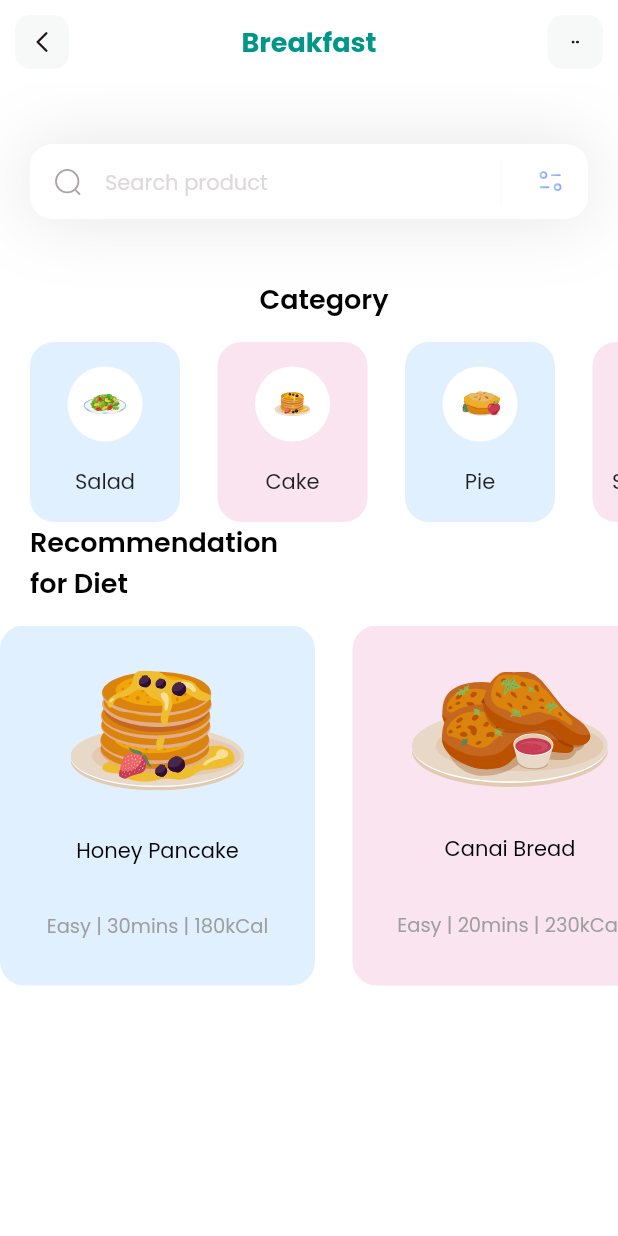
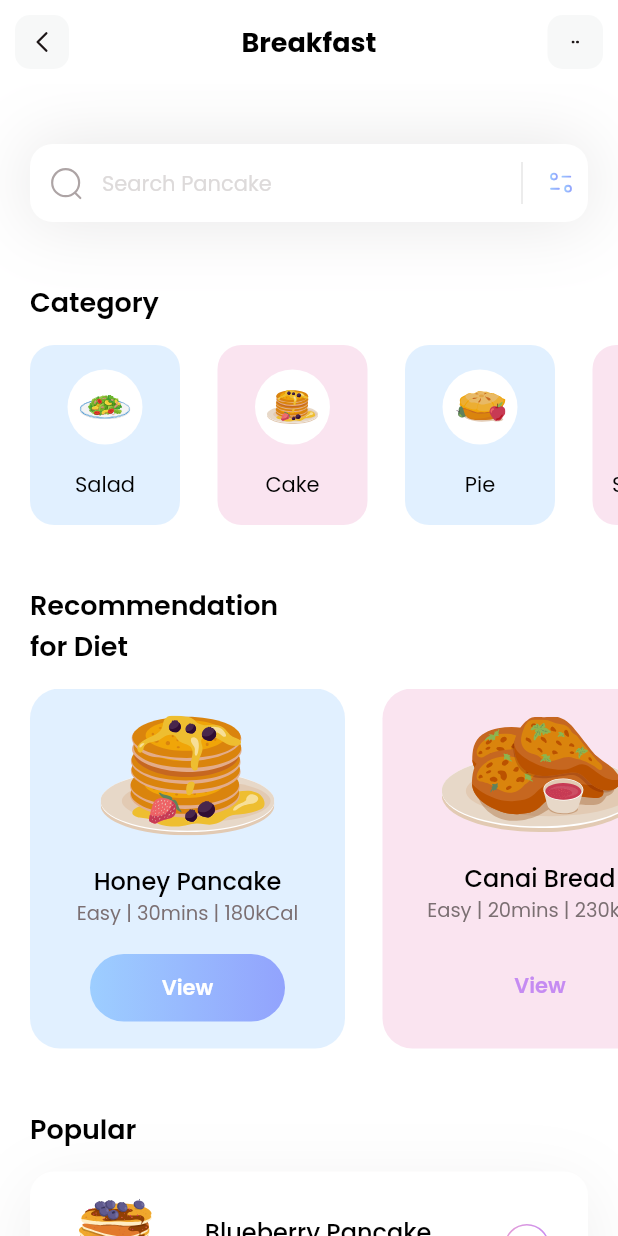
Before and after one commit to dianaZhusubalieva/fitness-app, a Flutter app: the screen it shows after launch, on a phone screen of 412 x 824 dp. Run offline on Flutter 3.47's test engine with Material 2 defaults, Android fonts, the phone set to English and light mode, and no system bars; our stand-ins replace flutter_svg.

Commit message:
fitness layout

```diff
--- a/lib/models/diet_model.dart
+++ b/lib/models/diet_model.dart
@@ -9,43 +9,44 @@ class DietModel {
   Color boxColor;
   bool viewIsSelected;
 
-  DietModel({
-    required this.name,
+  DietModel(
+      {required this.name,
       required this.iconPath,
       required this.level,
       required this.duration,
       required this.calorie,
       required this.boxColor,
-    required this.viewIsSelected
-  });
+      required this.viewIsSelected});
 
-  static List < DietModel > getDiets() {
-    List < DietModel > diets = [];
+  static List<DietModel> getDiets() {
+    List<DietModel> diets = [];
 
-    diets.add(
-      DietModel(
+    diets.add(DietModel(
         name: 'Honey Pancake',
         iconPath: 'assets/icons/honey-pancakes.svg',
         level: 'Easy',
         duration: '30mins',
         calorie: '180kCal',
         viewIsSelected: true,
-       boxColor: Color(0xff9DCEFF)
-      )
-    );
+        boxColor: Color(0xff9DCEFF)));
 
-    diets.add(
-      DietModel(
+    diets.add(DietModel(
         name: 'Canai Bread',
         iconPath: 'assets/icons/canai-bread.svg',
         level: 'Easy',
         duration: '20mins',
         calorie: '230kCal',
         viewIsSelected: false,
-       boxColor: Color(0xffEEA4CE)
-      )
-    );
+        boxColor: Color(0xffEEA4CE)));
 
+    diets.add(DietModel(
+        name: 'Cupcake',
+        iconPath: 'assets/icons/honey-pancakes.svg',
+        level: 'Easy',
+        duration: '30mins',
+        calorie: '430kCal',
+        viewIsSelected: true,
+        boxColor: Color(0xff9DCEFF)));
     return diets;
   }
 }
--- /dev/null
+++ b/lib/models/popular_model.dart
@@ -0,0 +1,40 @@
+class PopularDietsModel {
+  String name;
+  String iconPath;
+  String level;
+  String duration;
+  String calorie;
+  bool boxIsSelected;
+
+  PopularDietsModel(
+      {required this.name,
+      required this.iconPath,
+      required this.level,
+      required this.duration,
+      required this.calorie,
+      required this.boxIsSelected});
+
+  static List<PopularDietsModel> getPopularDiets() {
+    List<PopularDietsModel> popularDiets = [];
+
+    popularDiets.add(PopularDietsModel(
+      name: 'Blueberry Pancake',
+      iconPath: 'assets/icons/blueberry-pancake.svg',
+      level: 'Medium',
+      duration: '30mins',
+      calorie: '230kCal',
+      boxIsSelected: true,
+    ));
+
+    popularDiets.add(PopularDietsModel(
+      name: 'Salmon Nigiri',
+      iconPath: 'assets/icons/salmon-nigiri.svg',
+      level: 'Easy',
+      duration: '20mins',
+      calorie: '120kCal',
+      boxIsSelected: false,
+    ));
+
+    return popularDiets;
+  }
+}
--- a/lib/pages/home.dart
+++ b/lib/pages/home.dart
@@ -1,5 +1,6 @@
 import 'package:fitness/models/category_model.dart';
-import "package:fitness/models/diet_model.dart";
+import 'package:fitness/models/diet_model.dart';
+import 'package:fitness/models/popular_model.dart';
 import 'package:flutter/material.dart';
 import 'package:flutter_svg/flutter_svg.dart';
 
@@ -8,84 +9,207 @@ class HomePage extends StatelessWidget {
 
   List<CategoryModel> categories = [];
   List<DietModel> diets = [];
+  List<PopularDietsModel> popularDiets = [];
 
   void _getInitialInfo() {
     categories = CategoryModel.getCategories();
     diets = DietModel.getDiets();
+    popularDiets = PopularDietsModel.getPopularDiets();
   }
 
   @override
   Widget build(BuildContext context) {
     _getInitialInfo();
     return Scaffold(
+      appBar: appBar(),
       backgroundColor: Colors.white,
-      appBar: appBar(),
-      body: Column(
-        crossAxisAlignment: CrossAxisAlignment.start,
+      body: ListView(
         children: [
           _searchField(),
-          SizedBox(height: 40),
+          const SizedBox(height: 40,),
           _categoriesSection(),
-          _dietsSection()
+          const SizedBox(height: 40,),
+          _dietSection(),
+          const SizedBox(height: 40,),
+          _popularSection(),
+          const SizedBox(height: 40,),
         ],
       ),
     );
   }
 
-  Column _dietsSection() {
+  Column _popularSection() {
     return Column(
       crossAxisAlignment: CrossAxisAlignment.start,
       children: [
         const Padding(
           padding: EdgeInsets.only(left: 20),
           child: Text(
-            "Recommendation\nfor Diet",
+            'Popular',
             style: TextStyle(
-                color: Colors.black, fontWeight: FontWeight.w600, fontSize: 18),
+                color: Colors.black,
+                fontSize: 18,
+                fontWeight: FontWeight.w600
             ),
           ),
-        SizedBox(
-          height: 15,
         ),
+        const SizedBox(height: 15,),
+        ListView.separated(
+          itemCount: popularDiets.length,
+          shrinkWrap: true,
+          separatorBuilder: (context, index) => const SizedBox(height: 25,),
+          padding: const EdgeInsets.only(
+              left: 20,
+              right: 20
+          ),
+          itemBuilder: (context, index) {
+            return Container(
+              height: 100,
+              child: Row(
+                mainAxisAlignment: MainAxisAlignment.spaceEvenly,
+                children: [
+                  SvgPicture.asset(
+                    popularDiets[index].iconPath,
+                    width: 65,
+                    height: 65,
+                  ),
+                  Column(
+                    mainAxisAlignment: MainAxisAlignment.center,
+                    crossAxisAlignment: CrossAxisAlignment.start,
+                    children: [
+                      Text(
+                        popularDiets[index].name,
+                        style: const TextStyle(
+                            fontWeight: FontWeight.w500,
+                            color: Colors.black,
+                            fontSize: 16
+                        ),
+                      ),
+                      Text(
+                        popularDiets[index].level + ' | ' + popularDiets[index].duration + ' | ' + popularDiets[index].calorie,
+                        style: const TextStyle(
+                            color: Color(0xff7B6F72),
+                            fontSize: 13,
+                            fontWeight: FontWeight.w400
+                        ),
+                      ),
+                    ],
+                  ),
+                  GestureDetector(
+                    onTap: (){},
+                    child: SvgPicture.asset(
+                      'assets/icons/button.svg',
+                      width: 30,
+                      height: 30,
+                    ),
+                  )
+                ],
+              ),
+              decoration: BoxDecoration(
+                  color: popularDiets[index].boxIsSelected ?
+                  Colors.white : Colors.transparent,
+                  borderRadius: BorderRadius.circular(16),
+                  boxShadow: popularDiets[index].boxIsSelected ? [
+                    BoxShadow(
+                        color: const Color(0xff1D1617).withOpacity(0.07),
+                        offset: const Offset(0, 10),
+                        blurRadius: 40,
+                        spreadRadius: 0
+                    )
+                  ] : []
+              ),
+            );
+          },
+        )
+      ],
+    );
+  }
+
+  Column _dietSection() {
+    return Column(
+      crossAxisAlignment: CrossAxisAlignment.start,
+      children: [
+        const Padding(
+          padding: EdgeInsets.only(left:20),
+          child: Text(
+            'Recommendation\nfor Diet',
+            style: TextStyle(
+                color: Colors.black,
+                fontSize: 18,
+                fontWeight: FontWeight.w600
+            ),
+          ),
+        ),
+        const SizedBox(height: 15,),
         Container(
           height: 240,
           child: ListView.separated(
-              scrollDirection: Axis.horizontal,
             itemBuilder: (context, index) {
               return Container(
                 width: 210,
                 decoration: BoxDecoration(
-                      borderRadius: BorderRadius.circular(16),
-                      color: categories[index].boxColor.withOpacity(0.3)),
+                    color: diets[index].boxColor.withOpacity(0.3),
+                    borderRadius: BorderRadius.circular(20)
+                ),
                 child: Column(
                   mainAxisAlignment: MainAxisAlignment.spaceEvenly,
                   children: [
-                      Container(
-                        alignment: Alignment.center,
-                        child: SvgPicture.asset(diets[index].iconPath),
+                    SvgPicture.asset(diets[index].iconPath),
+                    Column(
+                      children: [
+                        Text(
+                          diets[index].name,
+                          style: const TextStyle(
+                              fontWeight: FontWeight.w500,
+                              color: Colors.black,
+                              fontSize: 16
+                          ),
                         ),
                         Text(
-                        diets[index].name,
-                        style:
-                            const TextStyle(fontSize: 14, color: Colors.black),
-                      ),
-                      Text(diets[index].level +
-                          " | " +
-                          diets[index].duration +
-                          " | " +
-                          diets[index].calorie, style: TextStyle(
-                        color: Colors.grey,
+                          diets[index].level + ' | ' + diets[index].duration + ' | ' + diets[index].calorie,
+                          style: const TextStyle(
+                              color: Color(0xff7B6F72),
                               fontSize: 13,
                               fontWeight: FontWeight.w400
-                      ),)
+                          ),
+                        ),
+                      ],
+                    ),
+                    Container(
+                      height: 45,
+                      width: 130,
+                      child: Center(
+                        child: Text(
+                          'View',
+                          style: TextStyle(
+                              color: diets[index].viewIsSelected ? Colors.white : const Color(0xffC58BF2),
+                              fontWeight: FontWeight.w600,
+                              fontSize: 14
+                          ),
+                        ),
+                      ),
+                      decoration: BoxDecoration(
+                          gradient: LinearGradient(
+                              colors: [
+                                diets[index].viewIsSelected ? const Color(0xff9DCEFF) : Colors.transparent,
+                                diets[index].viewIsSelected ? const Color(0xff92A3FD) : Colors.transparent
+                              ]
+                          ),
+                          borderRadius: BorderRadius.circular(50)
+                      ),
+                    )
                   ],
                 ),
               );
             },
-              separatorBuilder: (context, index) => const SizedBox(
-                    width: 25,
+            separatorBuilder: (context, index) => const SizedBox(width: 25,),
+            itemCount: diets.length,
+            scrollDirection: Axis.horizontal,
+            padding: const EdgeInsets.only(
+                left: 20,
+                right: 20
             ),
-              itemCount: diets.length),
+          ),
         )
       ],
     );
@@ -93,49 +217,65 @@ class HomePage extends StatelessWidget {
 
   Column _categoriesSection() {
     return Column(
+      crossAxisAlignment: CrossAxisAlignment.start,
       children: [
         const Padding(
-          padding: EdgeInsets.only(left: 20),
+          padding: EdgeInsets.only(left:20),
           child: Text(
-            "Category",
+            'Category',
             style: TextStyle(
-                color: Colors.black, fontSize: 18, fontWeight: FontWeight.w600),
+                color: Colors.black,
+                fontSize: 18,
+                fontWeight: FontWeight.w600
             ),
           ),
-        SizedBox(height: 15),
+        ),
+        const SizedBox(height: 15,),
         Container(
           height: 120,
-          color: Colors.white,
           child: ListView.separated(
-              separatorBuilder: (context, index) => const SizedBox(
-                    width: 25,
+            itemCount: categories.length,
+            scrollDirection: Axis.horizontal,
+            padding: const EdgeInsets.only(
+                left: 20,
+                right: 20
             ),
-              padding: const EdgeInsets.only(left: 20, right: 20),
-              scrollDirection: Axis.horizontal,
-              itemCount: categories.length,
+            separatorBuilder: (context, index) => const SizedBox(width: 25,),
             itemBuilder: (context, index) {
               return Container(
                 width: 100,
                 decoration: BoxDecoration(
-                      borderRadius: BorderRadius.circular(16),
-                      color: categories[index].boxColor.withOpacity(0.3)),
+                    color: categories[index].boxColor.withOpacity(0.3),
+                    borderRadius: BorderRadius.circular(16)
+                ),
                 child: Column(
                   mainAxisAlignment: MainAxisAlignment.spaceEvenly,
                   children: [
                     Container(
-                        alignment: Alignment.center,
                       width: 50,
                       height: 50,
-                        decoration: BoxDecoration(
-                            borderRadius: BorderRadius.circular(50),
-                            color: Colors.white),
+                      decoration: const BoxDecoration(
+                          color: Colors.white,
+                          shape: BoxShape.circle
+                      ),
+                      child: Padding(
+                        padding: const EdgeInsets.all(8.0),
                         child: SvgPicture.asset(categories[index].iconPath),
                       ),
-                      Text(categories[index].name),
+                    ),
+                    Text(
+                      categories[index].name,
+                      style: const TextStyle(
+                          fontWeight: FontWeight.w400,
+                          color: Colors.black,
+                          fontSize: 14
+                      ),
+                    )
                   ],
                 ),
               );
-              }),
+            },
+          ),
         )
       ],
     );
@@ -143,24 +283,30 @@ class HomePage extends StatelessWidget {
 
   Container _searchField() {
     return Container(
-      margin: const EdgeInsets.only(top: 40, left: 20, right: 20),
-      decoration: BoxDecoration(boxShadow: [
+      margin: const EdgeInsets.only(top: 40,left: 20,right: 20),
+      decoration: BoxDecoration(
+          boxShadow: [
             BoxShadow(
                 color: const Color(0xff1D1617).withOpacity(0.11),
                 blurRadius: 40,
-            spreadRadius: 0.0)
-      ]),
+                spreadRadius: 0.0
+            )
+          ]
+      ),
       child: TextField(
         decoration: InputDecoration(
             filled: true,
             fillColor: Colors.white,
-            contentPadding: const EdgeInsets.all(13),
+            contentPadding: const EdgeInsets.all(15),
+            hintText: 'Search Pancake',
+            hintStyle: const TextStyle(
+                color: Color(0xffDDDADA),
+                fontSize: 14
+            ),
             prefixIcon: Padding(
-              padding: const EdgeInsets.all(15),
+              padding: const EdgeInsets.all(12),
               child: SvgPicture.asset('assets/icons/Search.svg'),
             ),
-            hintText: "Search product",
-            hintStyle: const TextStyle(color: Color(0xffDDDADA), fontSize: 14),
             suffixIcon: Container(
               width: 100,
               child: IntrinsicHeight(
@@ -168,13 +314,13 @@ class HomePage extends StatelessWidget {
                   mainAxisAlignment: MainAxisAlignment.end,
                   children: [
                     const VerticalDivider(
-                      color: Color(0xffDDDADA),
-                      thickness: 0.1,
+                      color: Colors.black,
                       indent: 10,
                       endIndent: 10,
+                      thickness: 0.1,
                     ),
                     Padding(
-                      padding: const EdgeInsets.all(15),
+                      padding: const EdgeInsets.all(8.0),
                       child: SvgPicture.asset('assets/icons/Filter.svg'),
                     ),
                   ],
@@ -183,8 +329,9 @@ class HomePage extends StatelessWidget {
             ),
             border: OutlineInputBorder(
                 borderRadius: BorderRadius.circular(15),
-              borderSide: BorderSide.none,
-            )),
+                borderSide: BorderSide.none
+            )
+        ),
       ),
     );
   }
@@ -192,45 +339,52 @@ class HomePage extends StatelessWidget {
   AppBar appBar() {
     return AppBar(
       title: const Text(
-        "Breakfast",
+        'Breakfast',
         style: TextStyle(
-            fontSize: 18, color: Colors.teal, fontWeight: FontWeight.bold),
+            color: Colors.black,
+            fontSize: 18,
+            fontWeight: FontWeight.bold
         ),
+      ),
+      backgroundColor: Colors.white,
+      elevation: 0.0,
       centerTitle: true,
-      backgroundColor: Colors.white,
-      elevation: 0,
       leading: GestureDetector(
+        onTap: () {
+
+        },
         child: Container(
+          margin: const EdgeInsets.all(10),
           alignment: Alignment.center,
-          margin: const EdgeInsets.all(10),
-          decoration: BoxDecoration(
-            color: const Color(0xffF7F8F8),
-            borderRadius: BorderRadius.circular(10),
-          ),
           child: SvgPicture.asset(
             'assets/icons/Arrow - Left 2.svg',
             height: 20,
             width: 20,
           ),
+          decoration: BoxDecoration(
+              color: const Color(0xffF7F8F8),
+              borderRadius: BorderRadius.circular(10)
+          ),
         ),
       ),
       actions: [
         GestureDetector(
+          onTap: () {},
           child: Container(
+            margin: const EdgeInsets.all(10),
+            alignment: Alignment.center,
             width: 37,
-            alignment: Alignment.center,
-            margin: const EdgeInsets.all(10),
-            decoration: BoxDecoration(
-              color: const Color(0xffF7F8F8),
-              borderRadius: BorderRadius.circular(10),
-            ),
             child: SvgPicture.asset(
               'assets/icons/dots.svg',
               height: 5,
               width: 5,
             ),
+            decoration: BoxDecoration(
+                color: const Color(0xffF7F8F8),
+                borderRadius: BorderRadius.circular(10)
             ),
-        )
+          ),
+        ),
       ],
     );
   }
```
Lines whose indentation alone changed are shown as unchanged.
